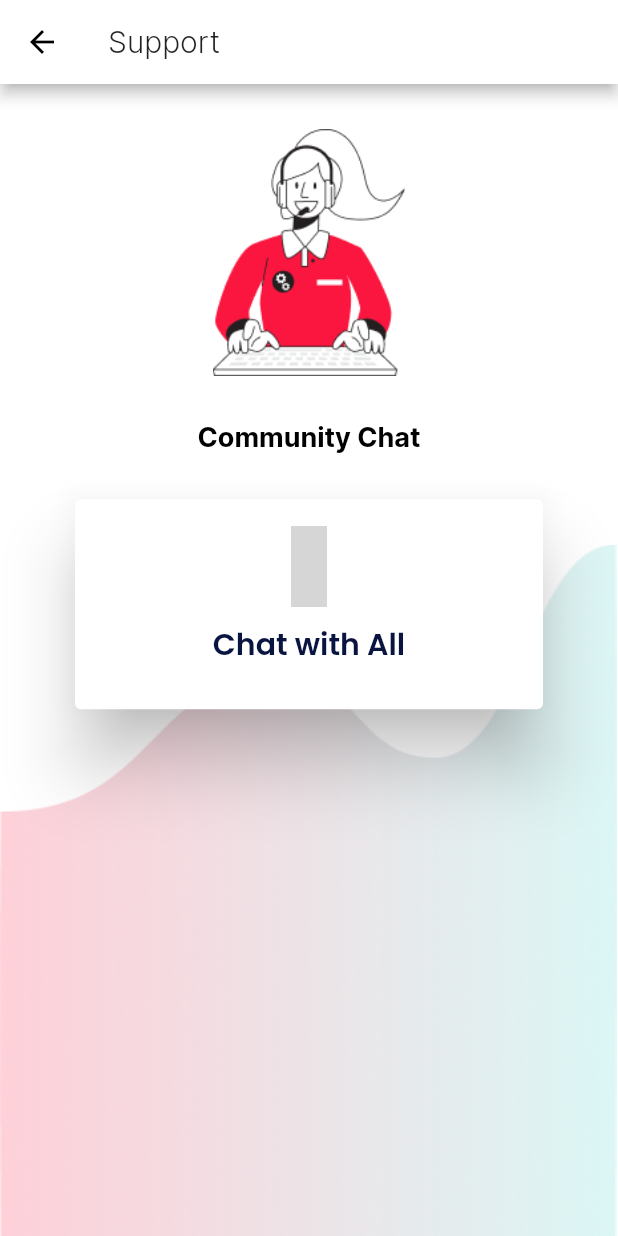
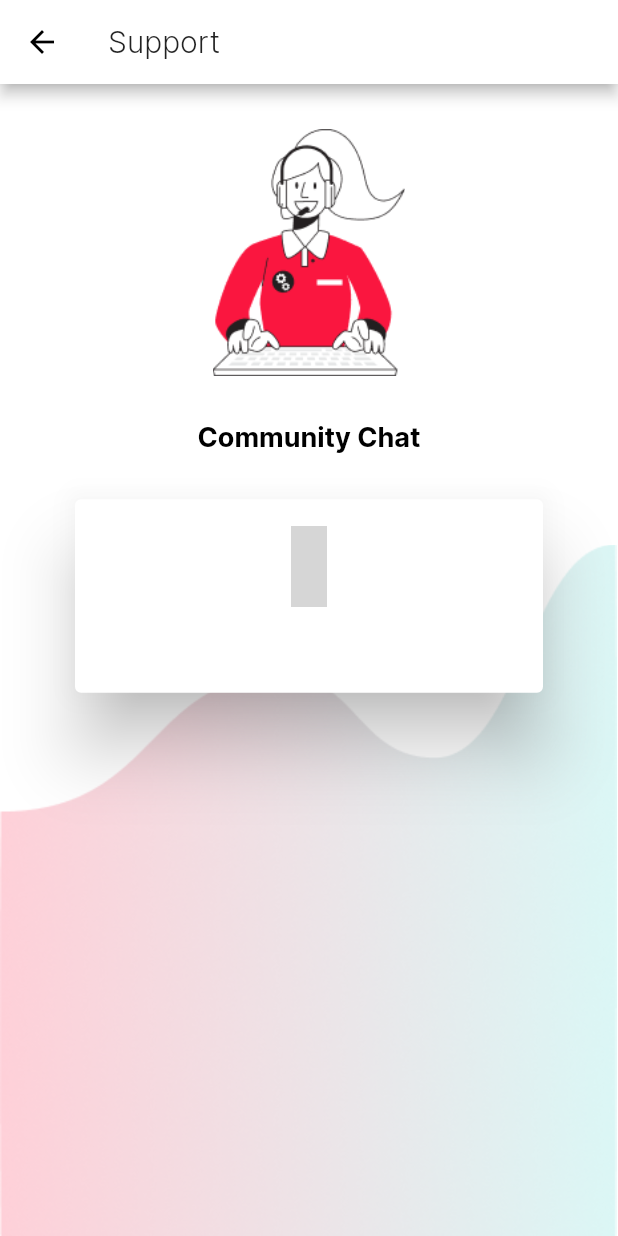
Before and after one commit to socialbrim/Breute, a Flutter app: the CustomerSupport screen opened directly, on a phone screen of 412 x 824 dp. Run offline on Flutter 3.47's test engine with Material 2 defaults, Android fonts, the phone set to English and light mode, and no system bars; our stand-ins replace carousel_slider, country_code_picker, curved_navigation_bar, firebase_auth, firebase_core, firebase_database and 13 more; missing offline and left inert: flutter_facebook_auth, images_picker, slimy_card; accounts and stored records are empty; grey boxes are pictures that could not be loaded.

Commit message:
basic corrections!

```diff
--- a/lib/Screens/CustomerSupport.dart
+++ b/lib/Screens/CustomerSupport.dart
@@ -54,10 +54,8 @@ class _CustomerSupportState extends State<CustomerSupport> {
                   ),
                   Center(
                     child: Text(
-
                       'Community Chat',
                       style: theme.text18bold,
-
                     ),
                   ),
                   SizedBox(
@@ -88,14 +86,8 @@ class _CustomerSupportState extends State<CustomerSupport> {
                                 child: Container(
                                   padding: EdgeInsets.all(10),
                                   child: Text(
-
                                     'Chat with All',
-                                    style: GoogleFonts.poppins(
-                                      color: HexColor('091540'),
-                                      fontSize: 20,
-                                      fontWeight: FontWeight.w600,
-                                    ),
-
+                                    style: theme.text16boldWhite,
                                   ),
                                 ),
                               ),
@@ -165,7 +157,6 @@ class _CustomerSupportState extends State<CustomerSupport> {
                   //     ],
                   //   ),
                   // )
-
                 ],
               ),
             )
--- a/lib/Screens/MainHomeScreen.dart
+++ b/lib/Screens/MainHomeScreen.dart
@@ -38,6 +38,8 @@ class _MainHomeScreenState extends State<MainHomeScreen> {
     super.initState();
     initPlatformState();
     fetchLastSevenDays();
+    print(totalsteps);
+    print(_status);
   }
 
   void fetchLastSevenDays() {
```
Also changed, not shown: lib/Screens/ChatScreen.dart (+6 -4 lines).
